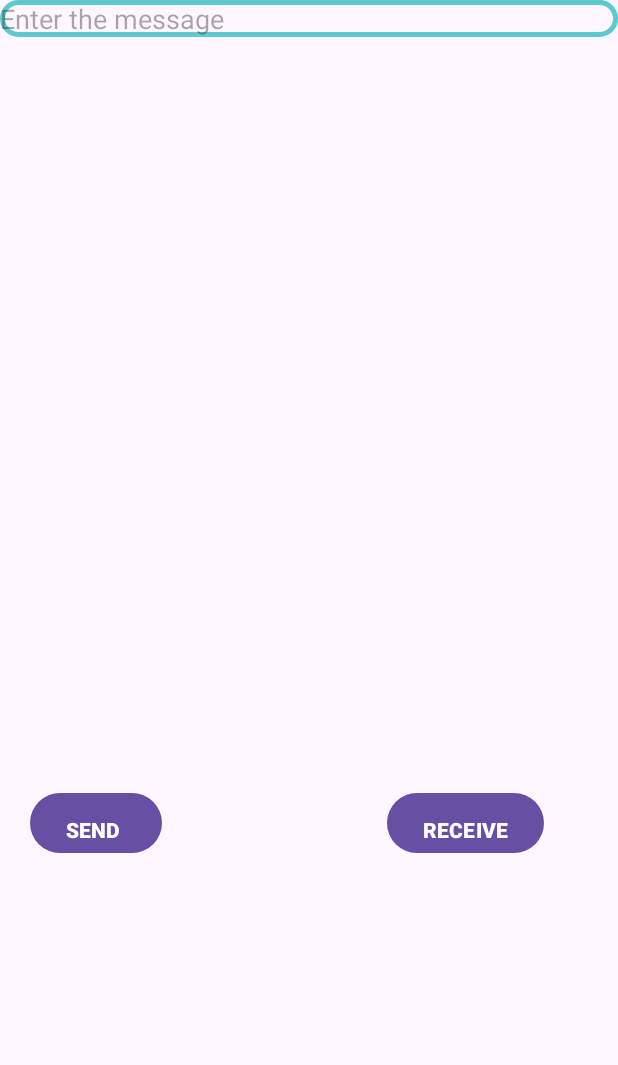
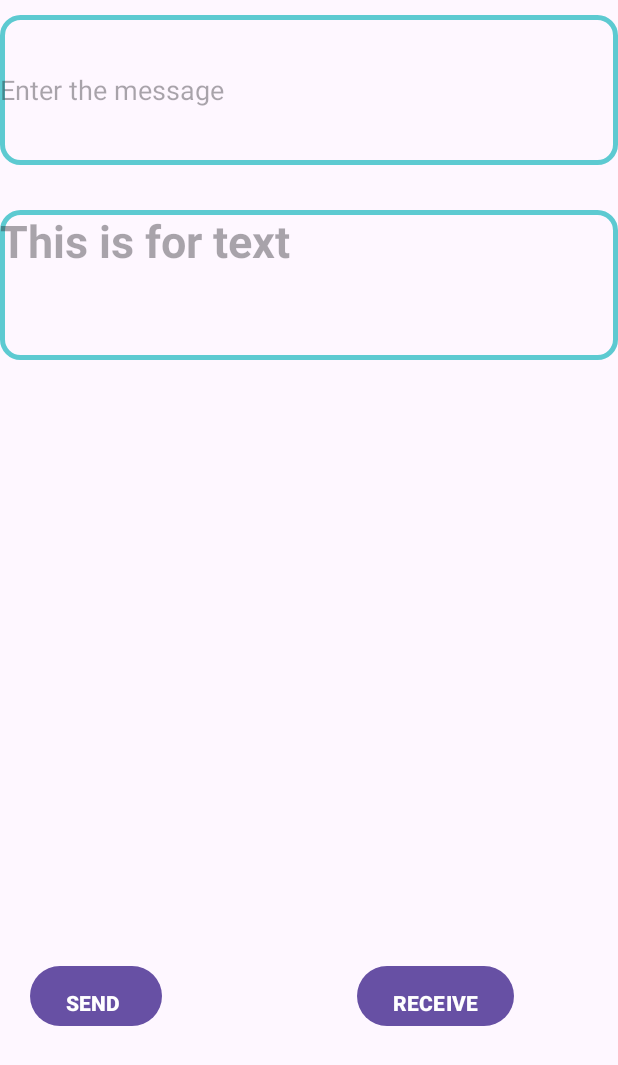
Before and after one commit to Akash-creator-dot/FIreBaseDataInsertedAndRead, an Android app: the screen it shows after launch (MainActivity), on a phone screen of 412 x 824 dp. Shown: the top 1065 px of the screen. Run offline under Robolectric (Android 15) with nearby library versions, the phone set to English and light mode, and no system bars; our stand-ins replace Firebase (no records; nobody signed in at launch, a user with empty details on screens opened directly).

Commit message:
Made some changes

```diff
--- a/app/src/main/AndroidManifest.xml
+++ b/app/src/main/AndroidManifest.xml
@@ -14,16 +14,16 @@
         tools:targetApi="31">
         <activity
             android:name=".SplashScreen"
-            android:exported="false" />
+            android:exported="true" >
+        <intent-filter>
+            <action android:name="android.intent.action.MAIN" />
+
+            <category android:name="android.intent.category.LAUNCHER" />
+        </intent-filter>
+        </activity>
         <activity
             android:name=".MainActivity"
-            android:exported="true">
-            <intent-filter>
-                <action android:name="android.intent.action.MAIN" />
-
-                <category android:name="android.intent.category.LAUNCHER" />
-            </intent-filter>
-        </activity>
+            android:exported="false"/>
     </application>
 
 </manifest>
--- a/app/src/main/res/layout/activity_main.xml
+++ b/app/src/main/res/layout/activity_main.xml
@@ -10,13 +10,19 @@
     tools:context=".MainActivity">
 
     <EditText
+        android:layout_marginTop="10dp"
         android:layout_width="match_parent"
-        android:layout_height="wrap_content"
+        android:layout_height="100dp"
         android:hint="Enter the message"
         android:id="@+id/edt"
         android:background="@drawable/edt"
         />
         <TextView
+            android:background="@drawable/edt"
+            android:hint="This is for text"
+            android:textSize="30sp"
+            android:textStyle="bold"
+            android:layout_marginTop="30dp"
             android:layout_width="match_parent"
             android:layout_height="100dp"
             android:id="@+id/txt"
@@ -41,7 +47,7 @@
         android:layout_height="wrap_content"
         android:text="RECEIVE"
         android:textStyle="bold"
-        android:layout_marginStart="150dp"
+        android:layout_marginStart="130dp"
         android:gravity="bottom"
         android:layout_marginTop="400dp"/>
 </LinearLayout>
```
